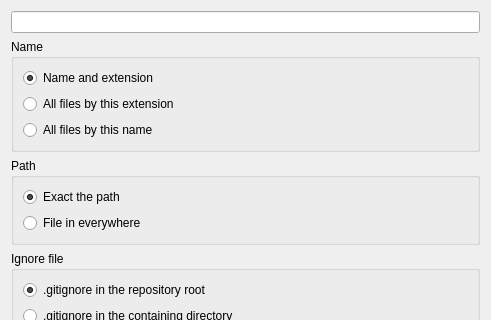
Above: src/dialogs/ignorefiledialog.ui from HamedMasafi/GitKlient before the change; both pictures show x 0 to 491 and y 0 to 320 of the 491 by 490 pixel window. Below: the same form after it.
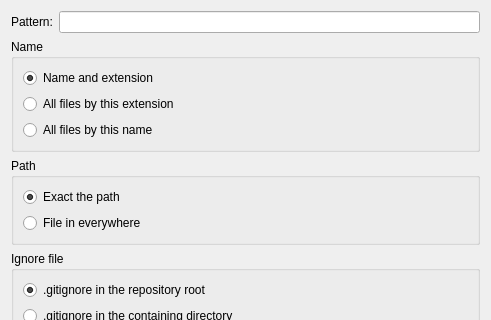
That is the form after the change. Icons and pictures are not drawn.

```diff
--- a/src/dialogs/ignorefiledialog.ui
+++ b/src/dialogs/ignorefiledialog.ui
@@ -15,7 +15,18 @@
   </property>
   <layout class="QVBoxLayout" name="verticalLayout_3">
    <item>
-    <widget class="QLineEdit" name="lineEdit"/>
+    <layout class="QHBoxLayout" name="horizontalLayout">
+     <item>
+      <widget class="QLabel" name="label">
+       <property name="text">
+        <string>Pattern:</string>
+       </property>
+      </widget>
+     </item>
+     <item>
+      <widget class="QLineEdit" name="lineEdit"/>
+     </item>
+    </layout>
    </item>
    <item>
     <widget class="QGroupBox" name="groupBoxFileName">
```
Left out of the diff: 5 changed lines with no effect on the pictures.
